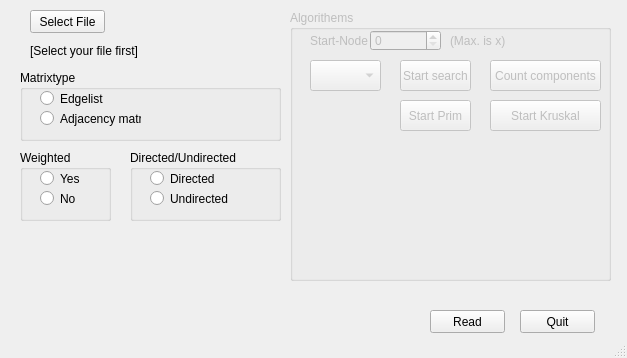
First picture: the form in mainwindow.ui, repository FNicolai/MMI, before the edit.
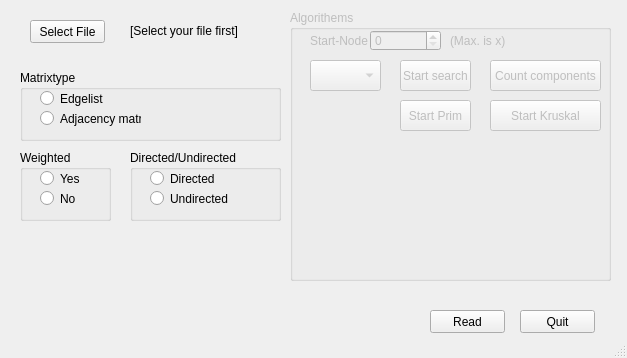
Second picture: the form after the edit.

The edit to the form file:
```diff
--- a/mainwindow.ui
+++ b/mainwindow.ui
@@ -179,7 +179,7 @@
     <property name="geometry">
      <rect>
       <x>30</x>
-      <y>10</y>
+      <y>20</y>
       <width>75</width>
       <height>23</height>
      </rect>
@@ -191,9 +191,9 @@
    <widget class="QLabel" name="label_chosen_file">
     <property name="geometry">
      <rect>
-      <x>30</x>
-      <y>40</y>
-      <width>571</width>
+      <x>130</x>
+      <y>20</y>
+      <width>151</width>
       <height>21</height>
      </rect>
     </property>
```
